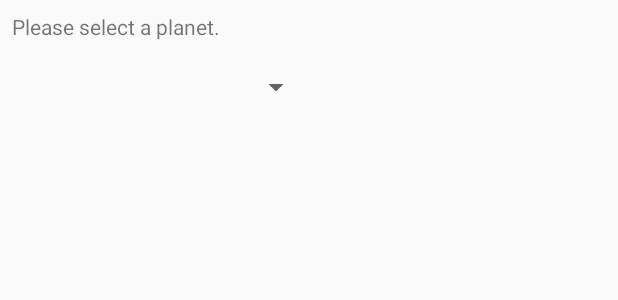
After one commit to TwilightNight/AndroidLesson3_Widget, an Android app: the layout activity_spinner.xml on its own in the app's theme, with its tools: preview values and no code run, on a phone screen of 412 x 824 dp. The commit adds this screen. Shown: the top 300 px of the screen. Run offline under Robolectric (Android 15) with nearby library versions, the phone set to English and light mode, and no system bars.

Commit message:
Finish SpinnerActivity

```diff
--- /dev/null
+++ b/app/src/main/res/layout/activity_spinner.xml
@@ -0,0 +1,16 @@
+<?xml version="1.0" encoding="utf-8"?>
+<LinearLayout xmlns:android="http://schemas.android.com/apk/res/android"
+    android:layout_width="match_parent"
+    android:layout_height="match_parent"
+    android:orientation="vertical"
+    android:padding="@dimen/default_padding">
+    <TextView
+        android:id="@+id/activity_spinner_text_view"
+        android:layout_width="match_parent"
+        android:layout_height="25dp"
+        android:text="Please select a planet."/>
+    <Spinner
+        android:id="@+id/activity_spinner_spinner"
+        android:layout_width="200dp"
+        android:layout_height="50dp" />
+</LinearLayout>
```
Also changed, not shown: app/src/main/java/com/example/shana/androidlesson3_widget/SpinnerActivity.java (+26 -0 lines), app/src/main/res/values/arrays.xml (+10 -0 lines).
